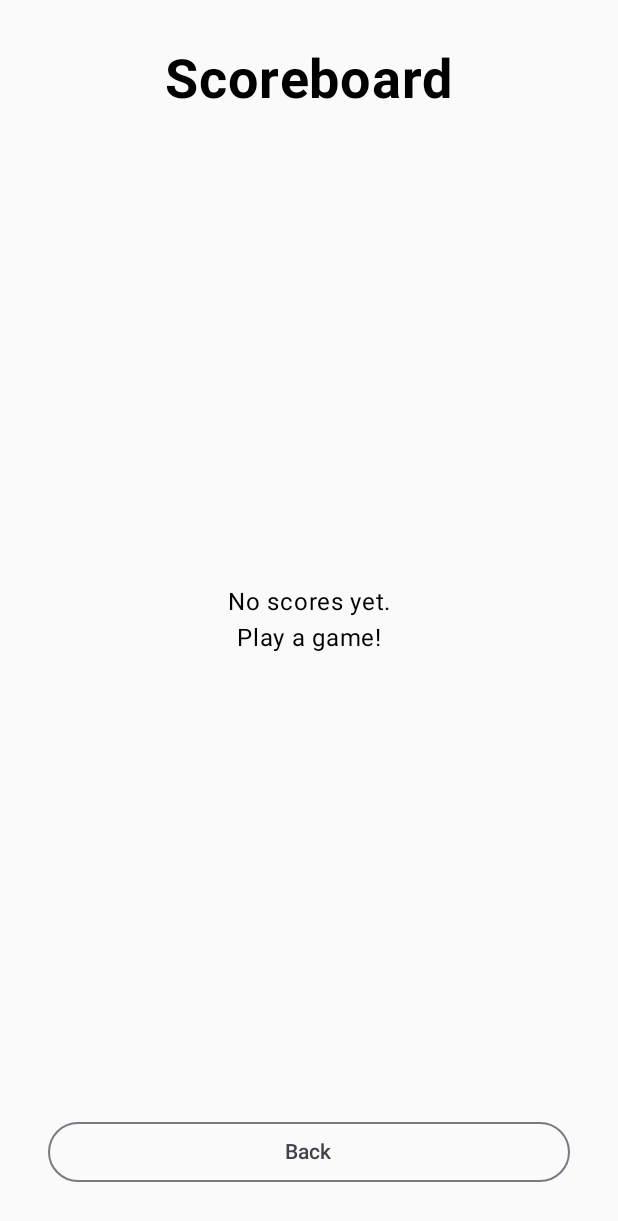
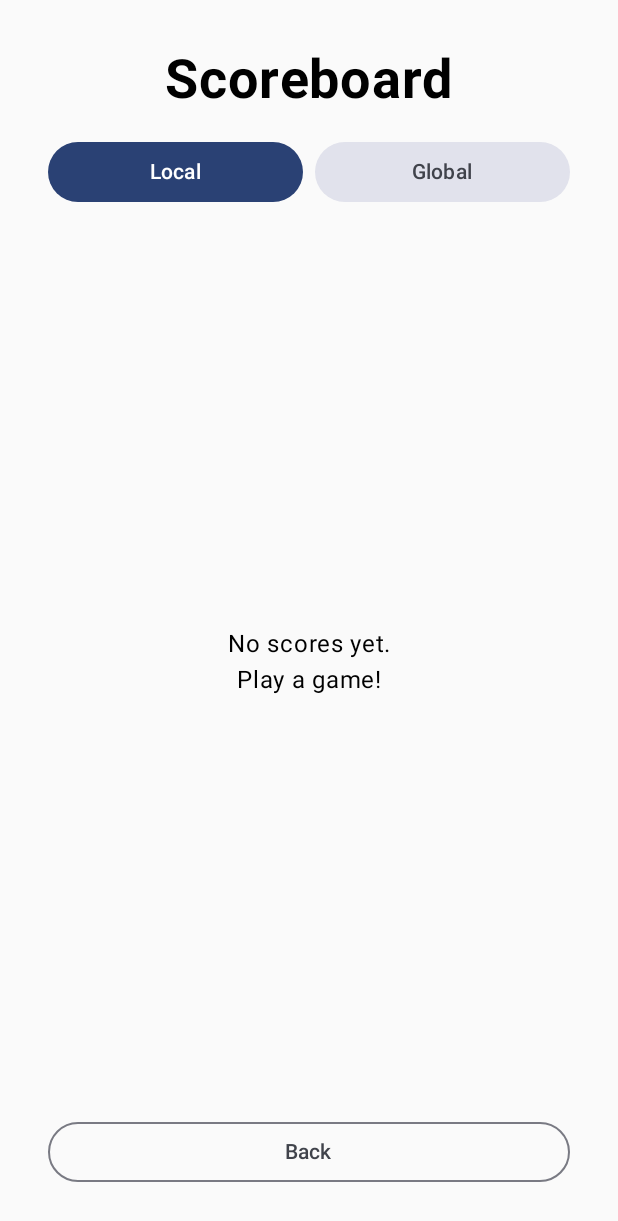
Before and after one commit to pearlgoh/csd3156-group-project, an Android app built with Jetpack Compose: the screen it shows after launch (MainActivity), after a tap on "Scoreboard", on a phone screen of 412 x 824 dp. Shown: the top 1221 px of the screen. Run offline under Robolectric (Android 15) with nearby library versions, the light colour scheme and no system bars; our stand-ins replace Dagger/Hilt's generated code, Firebase (no records; nobody signed in at launch, a user with empty details on screens opened directly), Navigation 3, Room's generated code.

Commit message:
Updated logic for online leaderboards

```diff
--- a/app/app/build.gradle.kts
+++ b/app/app/build.gradle.kts
@@ -8,6 +8,7 @@ plugins {
     id("com.google.devtools.ksp")
     id("kotlin-parcelize")
     id("com.google.dagger.hilt.android")
+    alias(libs.plugins.google.services)
 }
 
 configurations.all {
@@ -108,4 +109,9 @@ dependencies {
     implementation (libs.gson)
     implementation (libs.retrofit)
     implementation (libs.converter.gson)
+
+    // Firebase
+    implementation(platform(libs.firebase.bom))
+    implementation(libs.firebase.analytics)
+    implementation(libs.firebase.firestore)
 }
--- a/app/app/src/main/AndroidManifest.xml
+++ b/app/app/src/main/AndroidManifest.xml
@@ -1,6 +1,8 @@
 <?xml version="1.0" encoding="utf-8"?>
 <manifest xmlns:android="http://schemas.android.com/apk/res/android"
     xmlns:tools="http://schemas.android.com/tools">
+
+    <uses-permission android:name="android.permission.INTERNET" />
 
     <application
         android:name=".App"
--- /dev/null
+++ b/app/app/src/main/java/com/csd3156/game/data/FirestoreRepository.kt
@@ -0,0 +1,48 @@
+package com.csd3156.game.data
+
+import android.util.Log
+import com.google.firebase.firestore.FirebaseFirestore
+import com.google.firebase.firestore.Query
+import kotlinx.coroutines.channels.awaitClose
+import kotlinx.coroutines.flow.Flow
+import kotlinx.coroutines.flow.callbackFlow
+import kotlinx.coroutines.tasks.await
+
+class FirestoreRepository {
+    private val db = FirebaseFirestore.getInstance()
+    private val scoresCollection = db.collection("scores")
+
+    suspend fun submitScore(playerName: String, score: Int) {
+        try {
+            val data = hashMapOf(
+                "playerName" to playerName,
+                "score" to score,
+                "timestamp" to System.currentTimeMillis()
+            )
+            scoresCollection.add(data).await()
+        } catch (e: Exception) {
+            Log.e("FirestoreRepository", "Failed to submit score", e)
+        }
+    }
+
+    fun getTopScores(limit: Int = 10): Flow<List<ScoreEntity>> = callbackFlow {
+        val registration = scoresCollection
+            .orderBy("score", Query.Direction.DESCENDING)
+            .limit(limit.toLong())
+            .addSnapshotListener { snapshot, error ->
+                if (error != null) {
+                    Log.e("FirestoreRepository", "Failed to fetch scores", error)
+                    trySend(emptyList())
+                    return@addSnapshotListener
+                }
+                val scores = snapshot?.documents?.map { doc ->
+                    ScoreEntity(
+                        playerName = doc.getString("playerName") ?: "Unknown",
+                        score = (doc.getLong("score") ?: 0).toInt()
+                    )
+                } ?: emptyList()
+                trySend(scores)
+            }
+        awaitClose { registration.remove() }
+    }
+}
--- a/app/app/src/main/java/com/csd3156/game/ui/ScoreboardScreen.kt
+++ b/app/app/src/main/java/com/csd3156/game/ui/ScoreboardScreen.kt
@@ -10,6 +10,8 @@ import androidx.compose.foundation.layout.padding
 import androidx.compose.foundation.layout.width
 import androidx.compose.foundation.lazy.LazyColumn
 import androidx.compose.foundation.lazy.itemsIndexed
+import androidx.compose.material3.Button
+import androidx.compose.material3.ButtonDefaults
 import androidx.compose.material3.Card
 import androidx.compose.material3.CardDefaults
 import androidx.compose.material3.HorizontalDivider
@@ -38,7 +40,11 @@ fun ScoreboardScreen(
     modifier: Modifier = Modifier,
     viewModel: ScoreboardViewModel = viewModel()
 ) {
-    val scores by viewModel.topScores.collectAsState()
+    val localScores by viewModel.topScores.collectAsState()
+    val globalScores by viewModel.globalScores.collectAsState()
+    val isShowingGlobal by viewModel.isShowingGlobal.collectAsState()
+
+    val scores = if (isShowingGlobal) globalScores else localScores
 
     Column(
         modifier = modifier.fillMaxSize(),
@@ -48,8 +54,48 @@ fun ScoreboardScreen(
             text = "Scoreboard",
             fontSize = 36.sp,
             fontWeight = FontWeight.Bold,
-            modifier = Modifier.padding(bottom = 24.dp)
+            modifier = Modifier.padding(bottom = 16.dp)
         )
+
+        Row(
+            modifier = Modifier
+                .fillMaxWidth()
+                .padding(bottom = 16.dp),
+            horizontalArrangement = Arrangement.spacedBy(8.dp)
+        ) {
+            Button(
+                onClick = { if (isShowingGlobal) viewModel.toggleScoreboard() },
+                modifier = Modifier.weight(1f),
+                colors = ButtonDefaults.buttonColors(
+                    containerColor = if (!isShowingGlobal)
+                        MaterialTheme.colorScheme.primary
+                    else
+                        MaterialTheme.colorScheme.surfaceVariant,
+                    contentColor = if (!isShowingGlobal)
+                        MaterialTheme.colorScheme.onPrimary
+                    else
+                        MaterialTheme.colorScheme.onSurfaceVariant
+                )
+            ) {
+                Text("Local")
+            }
+            Button(
+                onClick = { if (!isShowingGlobal) viewModel.toggleScoreboard() },
+                modifier = Modifier.weight(1f),
+                colors = ButtonDefaults.buttonColors(
+                    containerColor = if (isShowingGlobal)
+                        MaterialTheme.colorScheme.primary
+                    else
+                        MaterialTheme.colorScheme.surfaceVariant,
+                    contentColor = if (isShowingGlobal)
+                        MaterialTheme.colorScheme.onPrimary
+                    else
+                        MaterialTheme.colorScheme.onSurfaceVariant
+                )
+            ) {
+                Text("Global")
+            }
+        }
 
         if (scores.isEmpty()) {
             Box(
@@ -57,7 +103,10 @@ fun ScoreboardScreen(
                 contentAlignment = Alignment.Center
             ) {
                 Text(
-                    text = "No scores yet.\nPlay a game!",
+                    text = if (isShowingGlobal)
+                        "No global scores yet.\nPlay a game and go online!"
+                    else
+                        "No scores yet.\nPlay a game!",
                     style = MaterialTheme.typography.bodyLarge,
                     textAlign = TextAlign.Center
                 )
--- a/app/app/src/main/java/com/csd3156/game/ui/ScoreboardViewModel.kt
+++ b/app/app/src/main/java/com/csd3156/game/ui/ScoreboardViewModel.kt
@@ -4,17 +4,27 @@ import android.app.Application
 import androidx.lifecycle.AndroidViewModel
 import androidx.lifecycle.viewModelScope
 import com.csd3156.game.data.AppDatabase
+import com.csd3156.game.data.FirestoreRepository
 import com.csd3156.game.data.ScoreEntity
 import com.csd3156.game.data.ScoreRepository
+import kotlinx.coroutines.flow.MutableStateFlow
 import kotlinx.coroutines.flow.SharingStarted
 import kotlinx.coroutines.flow.StateFlow
+import kotlinx.coroutines.flow.asStateFlow
 import kotlinx.coroutines.flow.stateIn
 import kotlinx.coroutines.launch
 
 class ScoreboardViewModel(application: Application) : AndroidViewModel(application) {
     private val repository: ScoreRepository
+    private val firestoreRepository = FirestoreRepository()
 
     val topScores: StateFlow<List<ScoreEntity>>
+
+    val globalScores: StateFlow<List<ScoreEntity>> = firestoreRepository.getTopScores()
+        .stateIn(viewModelScope, SharingStarted.WhileSubscribed(5000), emptyList())
+
+    private val _isShowingGlobal = MutableStateFlow(false)
+    val isShowingGlobal: StateFlow<Boolean> = _isShowingGlobal.asStateFlow()
 
     init {
         val dao = AppDatabase.getDatabase(application).scoreDao()
@@ -26,7 +36,12 @@ class ScoreboardViewModel(application: Application) : AndroidViewModel(applicati
     fun addScore(playerName: String, score: Int) {
         viewModelScope.launch {
             repository.insertScore(playerName, score)
+            firestoreRepository.submitScore(playerName, score)
         }
+    }
+
+    fun toggleScoreboard() {
+        _isShowingGlobal.value = !_isShowingGlobal.value
     }
 
     fun clearScores() {
--- a/app/build.gradle.kts
+++ b/app/build.gradle.kts
@@ -5,4 +5,5 @@ plugins {
     alias(libs.plugins.kotlin.android) apply false
     id("com.google.devtools.ksp") version "2.3.4" apply false
     id("com.google.dagger.hilt.android") version "2.57.1" apply false
+    alias(libs.plugins.google.services) apply false
 }
--- a/app/gradle/libs.versions.toml
+++ b/app/gradle/libs.versions.toml
@@ -26,8 +26,13 @@ roomCompiler = "2.8.4"
 roomKtx = "2.8.4"
 runtimeLivedata = "1.10.1"
 composeMaterialCore = "1.5.6"
+firebaseBom = "34.9.0"
+googleServices = "4.4.4"
 
 [libraries]
+firebase-bom = { module = "com.google.firebase:firebase-bom", version.ref = "firebaseBom" }
+firebase-analytics = { module = "com.google.firebase:firebase-analytics" }
+firebase-firestore = { module = "com.google.firebase:firebase-firestore" }
 androidx-core-ktx = { group = "androidx.core", name = "core-ktx", version.ref = "coreKtx" }
 androidx-datastore-preferences = { module = "androidx.datastore:datastore-preferences", version.ref = "datastorePreferences" }
 androidx-hilt-navigation-compose = { module = "androidx.hilt:hilt-navigation-compose", version.ref = "hiltNavigationCompose" }
@@ -74,3 +79,4 @@ kotlin-android = { id = "org.jetbrains.kotlin.android", version.ref = "kotlin" }
 kotlin-compose = { id = "org.jetbrains.kotlin.plugin.compose", version.ref = "kotlin" }
 # Optional plugins
 jetbrains-kotlin-serialization = { id = "org.jetbrains.kotlin.plugin.serialization", version.ref = "kotlinSerialization"}
+google-services = { id = "com.google.gms.google-services", version.ref = "googleServices" }
```
Also changed, not shown: 1 other file.
